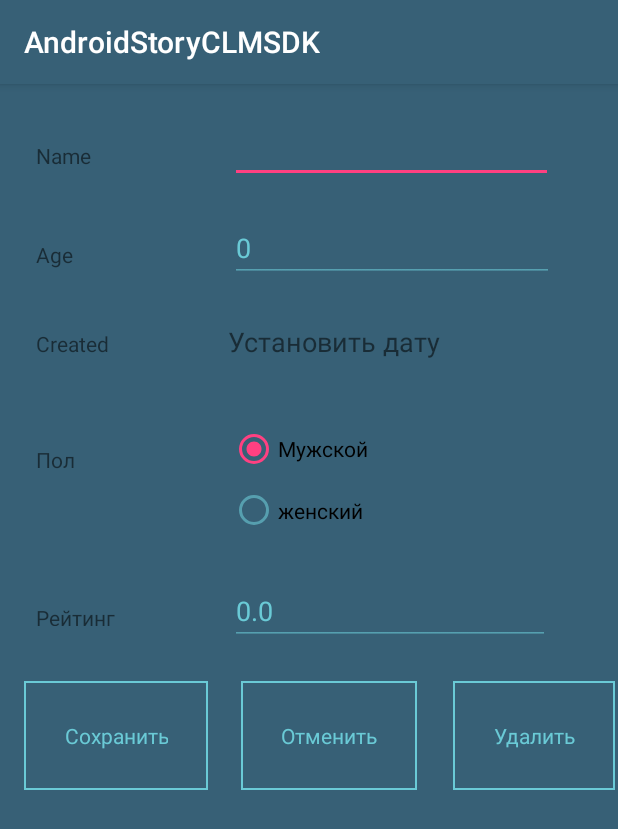
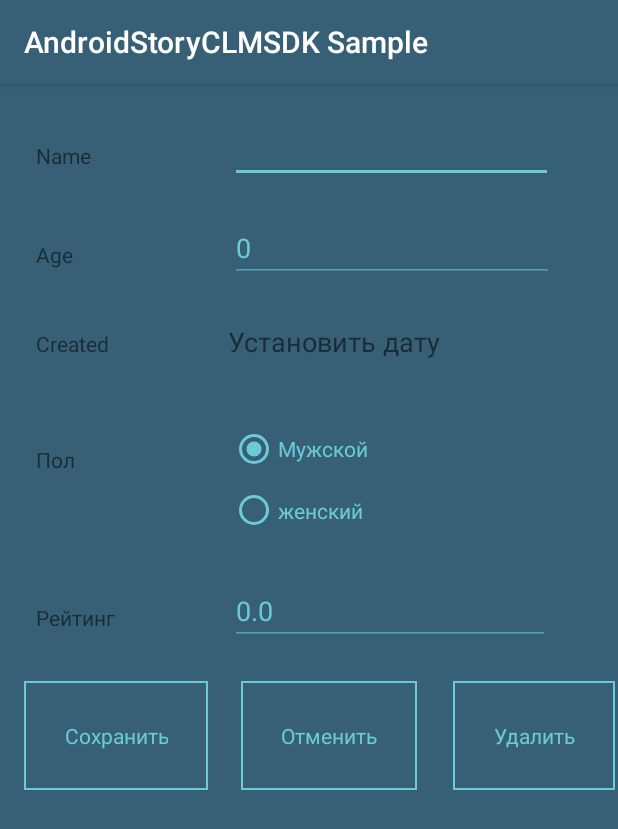
Before and after one commit to Sergey-Gusarov/Samples, an Android app: the DetailsActivity screen opened directly, with no data from a screen before it, on a phone screen of 412 x 824 dp. Shown: the top 829 px of the screen. Run offline under Robolectric (Android 15) with nearby library versions, the phone set to English and light mode, and no system bars; libraries missing offline, so code that uses them is left out: ru.breffi.storyclmsdk.

Commit message:
Документация на пример андроида.

```diff
--- a/integration/Java/AndroidStoryCLMSDK/app/src/main/AndroidManifest.xml
+++ b/integration/Java/AndroidStoryCLMSDK/app/src/main/AndroidManifest.xml
@@ -3,6 +3,7 @@
     package="ru.breffi.androidstoryclmsdk">
     <uses-permission android:name="android.permission.INTERNET" />
     <application
+        android:name=".App"
         android:allowBackup="true"
         android:icon="@mipmap/ic_launcher"
         android:label="@string/app_name"
--- a/integration/Java/AndroidStoryCLMSDK/app/src/main/java/ru/breffi/androidstoryclmsdk/MainActivity.java
+++ b/integration/Java/AndroidStoryCLMSDK/app/src/main/java/ru/breffi/androidstoryclmsdk/MainActivity.java
@@ -1,8 +1,10 @@
 package ru.breffi.androidstoryclmsdk;
 
 import android.app.AlertDialog;
+import android.app.Application;
 import android.content.DialogInterface;
 import android.content.Intent;
+import android.content.res.Resources;
 import android.provider.Settings;
 import android.support.v7.app.AppCompatActivity;
 import android.os.Bundle;
@@ -24,10 +26,12 @@ import ru.breffi.storyclmsdk.AsyncResults.IAsyncResult;
 
 public class MainActivity extends AppCompatActivity  {
 
+
+
     static StoryCLMServiceGeneric<Profile> StoryCLMProfileService;
     public static StoryCLMServiceGeneric<Profile> getService(){
         if (StoryCLMProfileService==null){
-            StoryCLMServiceConnector clientConnector =  StoryCLMConnectorsGenerator.GetStoryCLMServiceConnector("client_18", "595a2fb724604e51a1f9e43b808c76c915c2e0f74e8840b384218a0e354f6de6",null);
+            StoryCLMServiceConnector clientConnector =  StoryCLMConnectorsGenerator.GetStoryCLMServiceConnector(App.getContext().getResources().getString(R.string.client_id),App.getContext().getResources().getString(R.string.client_secret),null);
             StoryCLMProfileService = clientConnector.GetService(Profile.class, 23);
         }
         return StoryCLMProfileService;
--- a/integration/Java/AndroidStoryCLMSDK/app/src/main/java/ru/breffi/androidstoryclmsdk/Profile.java
+++ b/integration/Java/AndroidStoryCLMSDK/app/src/main/java/ru/breffi/androidstoryclmsdk/Profile.java
@@ -49,15 +49,6 @@ public class Profile {
     }
 
 
-    //ParceablE
-
-    public String[] ToStringArray(){
-        return new String[]{
-                _id,Name, Objects.toString(Age,""),format.format(Created), Gender.toString(), Objects.toString(Rating,"")
-        };
-    }
-
-
     public void ParseArray(String[] data){
         this._id = data[0];
         this.Name = data[1];
@@ -70,38 +61,5 @@ public class Profile {
         this.Rating = Double.parseDouble(data[5]);
     }
    public static SimpleDateFormat format = new SimpleDateFormat("yyyy-MM-dd");
-/*
-    public Profile(Parcel in){
-        String[] data = new String[6];
-        in.readStringArray(data);
-        ParseArray(data);
-    }
 
-    public static final Creator<Profile> CREATOR = new Creator<Profile>() {
-        @Override
-        public Profile createFromParcel(Parcel in) {
-            return new Profile(in);
-        }
-
-        @Override
-        public Profile[] newArray(int size) {
-            return new Profile[size];
-        }
-    };
-
-    @Override
-    public int describeContents() {
-        return 0;
-    }
-
-    @Override
-    public void writeToParcel(Parcel dest, int flags) {
-        String[] ar = this.ToStringArray();
-        dest.writeString(ar[0]);
-        dest.writeString(ar[1]);
-        dest.writeString(ar[2]);
-        dest.writeString(ar[3]);
-        dest.writeString(ar[4]);
-        dest.writeString(ar[5]);
-    }//*/
 }
--- a/integration/Java/AndroidStoryCLMSDK/app/src/main/res/values/colors.xml
+++ b/integration/Java/AndroidStoryCLMSDK/app/src/main/res/values/colors.xml
@@ -1,6 +1,6 @@
 <?xml version="1.0" encoding="utf-8"?>
 <resources>
     <color name="colorPrimary">#376076</color>
-    <color name="colorPrimaryDark">#303F9F</color>
-    <color name="colorAccent">#FF4081</color>
+    <color name="colorPrimaryDark">#264352</color>
+    <color name="colorAccent">#0f0099</color>
 </resources>
--- a/integration/Java/AndroidStoryCLMSDK/app/src/main/res/values/strings.xml
+++ b/integration/Java/AndroidStoryCLMSDK/app/src/main/res/values/strings.xml
@@ -1,3 +1,5 @@
 <resources>
-    <string name="app_name">AndroidStoryCLMSDK</string>
+    <string name="app_name">AndroidStoryCLMSDK Sample</string>
+    <string name="client_id">client_18</string>
+    <string name="client_secret">595a2fb724604e51a1f9e43b808c76c915c2e0f74e8840b384218a0e354f6de6</string>
 </resources>
--- a/integration/Java/AndroidStoryCLMSDK/app/src/main/res/values/styles.xml
+++ b/integration/Java/AndroidStoryCLMSDK/app/src/main/res/values/styles.xml
@@ -11,16 +11,48 @@
     <style name="StoryCLMTheme" parent="AppTheme" >
         <item name="colorPrimary">#376076</item>
         <item name="android:colorBackground">#376076</item>
+        <item name="android:colorPrimaryDark">#376076</item>
 
         <item name="android:colorForeground">#6acad6</item>
         <item name="android:textColorPrimary">#6acad6</item>
         <item name="android:buttonStyle">@style/MyCustomButton</item>
+
+        <item name="android:radioButtonStyle">@style/storyRadioButton</item>
+        <item name="android:checkboxStyle">@style/storyCheckBox</item>
+
+        <item name="android:actionBarStyle">@style/MyActionBar</item>
+
         <item name="android:navigationBarColor">#376076</item>
         <item name="android:background">#376076</item>
+        <item name="colorAccent">#6acad6</item>
+        <item name="android:statusBarColor">#376076</item>
+
+
+
     </style>
     <style name="MyCustomButton" parent="android:Widget.Button">
        <item name="android:background">@drawable/story_button_background</item>
         <item name="android:textColor">#6acad6</item>
     </style>
+    <style name="storyRadioButton" parent="android:Widget.Material.CompoundButton.RadioButton">
+    <item name="android:textColor">#6acad6</item>
+    <item name="android:buttonTint">#6acad6</item>
+</style>
+    <style name="storyCheckBox" parent="android:Widget.Material.Light.CompoundButton.CheckBox">
+        <item name="android:textColor">#6acad6</item>
+        <item name="android:buttonTint">#6acad6</item>
+    </style>
+    <style name="storyEditText" parent="android:Widget.EditText">
+        <item name="android:textColor">#6acad6</item>
+        <item name="android:buttonTint">#6acad6</item>
+    </style>
 
+    <style name="MyActionBar" parent="@android:style/Widget.Holo.Light.ActionBar">
+        <item name="android:background">#376076</item>
+        <item name="android:titleTextStyle">@style/MyActionBarTitleText</item>
+    </style>
+    <style name="MyActionBarTitleText"
+        parent="@android:style/TextAppearance.Holo.Widget.ActionBar.Title">
+        <item name="android:textColor">#6acad6</item>
+    </style>
 </resources>
```
Also changed, not shown: integration/Java/AndroidStoryCLMSDK/app/src/main/java/ru/breffi/androidstoryclmsdk/App.java (added, +23 -0 lines), integration/Java/AndroidStoryCLMSDK/app/src/main/res/layout/activity_main.xml (+13 -13 lines), 4 other files.
